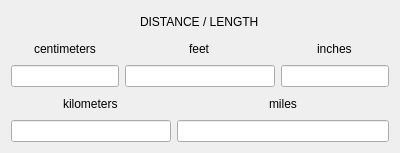
Above: distancewidget.ui from dimitris47/units before the change. Below: the same form after it.
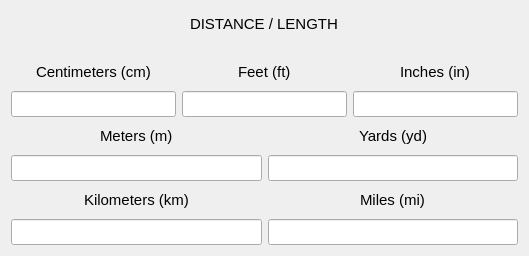
That is the form after the change.

Commit message: meters-yards

```diff
--- a/distancewidget.ui
+++ b/distancewidget.ui
@@ -6,35 +6,78 @@
    <rect>
     <x>0</x>
     <y>0</y>
-    <width>400</width>
-    <height>153</height>
+    <width>529</width>
+    <height>256</height>
    </rect>
   </property>
   <property name="windowTitle">
    <string>Frame</string>
   </property>
   <layout class="QGridLayout" name="gridLayout">
-   <item row="4" column="0" colspan="3">
-    <widget class="QLineEdit" name="kmline">
+   <item row="2" column="0" colspan="2" alignment="Qt::AlignHCenter">
+    <widget class="QLabel" name="cmlabel">
+     <property name="font">
+      <font>
+       <pointsize>11</pointsize>
+      </font>
+     </property>
+     <property name="text">
+      <string>Centimeters (cm)</string>
+     </property>
+    </widget>
+   </item>
+   <item row="5" column="0" colspan="3">
+    <widget class="QLineEdit" name="mLine">
+     <property name="font">
+      <font>
+       <pointsize>11</pointsize>
+      </font>
+     </property>
+    </widget>
+   </item>
+   <item row="3" column="0" colspan="2">
+    <widget class="QLineEdit" name="cmline">
      <property name="sizePolicy">
-      <sizepolicy hsizetype="Preferred" vsizetype="Fixed">
+      <sizepolicy hsizetype="MinimumExpanding" vsizetype="Fixed">
        <horstretch>0</horstretch>
        <verstretch>0</verstretch>
       </sizepolicy>
      </property>
+     <property name="font">
+      <font>
+       <pointsize>11</pointsize>
+      </font>
+     </property>
      <property name="text">
       <string/>
      </property>
     </widget>
    </item>
-   <item row="1" column="5" alignment="Qt::AlignHCenter">
-    <widget class="QLabel" name="inchlabel">
+   <item row="6" column="0" colspan="3" alignment="Qt::AlignHCenter">
+    <widget class="QLabel" name="kmlabel">
+     <property name="font">
+      <font>
+       <pointsize>11</pointsize>
+      </font>
+     </property>
      <property name="text">
-      <string>inches</string>
+      <string>Kilometers (km)</string>
      </property>
     </widget>
    </item>
-   <item row="2" column="5">
+   <item row="4" column="3" colspan="3" alignment="Qt::AlignHCenter">
+    <widget class="QLabel" name="ydlabel">
+     <property name="font">
+      <font>
+       <pointsize>11</pointsize>
+      </font>
+     </property>
+     <property name="text">
+      <string>Yards (yd)</string>
+     </property>
+    </widget>
+   </item>
+   <item row="3" column="4" colspan="2">
     <widget class="QLineEdit" name="inchline">
      <property name="sizePolicy">
       <sizepolicy hsizetype="Preferred" vsizetype="Fixed">
@@ -42,39 +85,68 @@
        <verstretch>0</verstretch>
       </sizepolicy>
      </property>
+     <property name="font">
+      <font>
+       <pointsize>11</pointsize>
+      </font>
+     </property>
      <property name="text">
       <string/>
      </property>
     </widget>
    </item>
-   <item row="2" column="2" colspan="3">
-    <widget class="QLineEdit" name="ftline">
+   <item row="7" column="0" colspan="3">
+    <widget class="QLineEdit" name="kmline">
      <property name="sizePolicy">
       <sizepolicy hsizetype="Preferred" vsizetype="Fixed">
        <horstretch>0</horstretch>
        <verstretch>0</verstretch>
       </sizepolicy>
      </property>
+     <property name="font">
+      <font>
+       <pointsize>11</pointsize>
+      </font>
+     </property>
      <property name="text">
       <string/>
      </property>
     </widget>
    </item>
-   <item row="1" column="3" alignment="Qt::AlignHCenter">
+   <item row="4" column="0" colspan="3" alignment="Qt::AlignHCenter">
+    <widget class="QLabel" name="mlabel">
+     <property name="font">
+      <font>
+       <pointsize>11</pointsize>
+      </font>
+     </property>
+     <property name="text">
+      <string>Meters (m)</string>
+     </property>
+    </widget>
+   </item>
+   <item row="2" column="2" colspan="2" alignment="Qt::AlignHCenter">
     <widget class="QLabel" name="ftlabel">
+     <property name="font">
+      <font>
+       <pointsize>11</pointsize>
+      </font>
+     </property>
      <property name="text">
-      <string>feet</string>
+      <string>Feet (ft)</string>
      </property>
     </widget>
    </item>
-   <item row="3" column="0" colspan="3" alignment="Qt::AlignHCenter">
-    <widget class="QLabel" name="kmlabel">
-     <property name="text">
-      <string>kilometers</string>
+   <item row="5" column="3" colspan="3">
+    <widget class="QLineEdit" name="ydLine">
+     <property name="font">
+      <font>
+       <pointsize>11</pointsize>
+      </font>
      </property>
     </widget>
    </item>
-   <item row="4" column="3" colspan="3">
+   <item row="7" column="3" colspan="3">
     <widget class="QLineEdit" name="mileline">
      <property name="sizePolicy">
       <sizepolicy hsizetype="Preferred" vsizetype="Fixed">
@@ -82,44 +154,85 @@
        <verstretch>0</verstretch>
       </sizepolicy>
      </property>
+     <property name="font">
+      <font>
+       <pointsize>11</pointsize>
+      </font>
+     </property>
      <property name="text">
       <string/>
      </property>
     </widget>
    </item>
-   <item row="3" column="3" colspan="3" alignment="Qt::AlignHCenter">
+   <item row="6" column="3" colspan="3" alignment="Qt::AlignHCenter">
     <widget class="QLabel" name="millabel">
+     <property name="font">
+      <font>
+       <pointsize>11</pointsize>
+      </font>
+     </property>
      <property name="text">
-      <string>miles</string>
+      <string>Miles (mi)</string>
      </property>
     </widget>
    </item>
-   <item row="1" column="0" colspan="2" alignment="Qt::AlignHCenter">
-    <widget class="QLabel" name="cmlabel">
+   <item row="3" column="2" colspan="2">
+    <widget class="QLineEdit" name="ftline">
+     <property name="sizePolicy">
+      <sizepolicy hsizetype="Preferred" vsizetype="Fixed">
+       <horstretch>0</horstretch>
+       <verstretch>0</verstretch>
+      </sizepolicy>
+     </property>
+     <property name="font">
+      <font>
+       <pointsize>11</pointsize>
+      </font>
+     </property>
      <property name="text">
-      <string>centimeters</string>
+      <string/>
+     </property>
+    </widget>
+   </item>
+   <item row="2" column="4" colspan="2" alignment="Qt::AlignHCenter">
+    <widget class="QLabel" name="inchlabel">
+     <property name="font">
+      <font>
+       <pointsize>11</pointsize>
+      </font>
+     </property>
+     <property name="text">
+      <string>Inches (in)</string>
      </property>
     </widget>
    </item>
    <item row="0" column="0" colspan="6" alignment="Qt::AlignHCenter">
     <widget class="QLabel" name="label">
+     <property name="font">
+      <font>
+       <pointsize>11</pointsize>
+      </font>
+     </property>
      <property name="text">
       <string>DISTANCE / LENGTH</string>
      </property>
     </widget>
    </item>
-   <item row="2" column="0" colspan="2">
-    <widget class="QLineEdit" name="cmline">
-     <property name="sizePolicy">
-      <sizepolicy hsizetype="MinimumExpanding" vsizetype="Fixed">
-       <horstretch>0</horstretch>
-       <verstretch>0</verstretch>
-      </sizepolicy>
+   <item row="1" column="0">
+    <spacer name="verticalSpacer">
+     <property name="orientation">
+      <enum>Qt::Vertical</enum>
      </property>
-     <property name="text">
-      <string/>
+     <property name="sizeType">
+      <enum>QSizePolicy::Fixed</enum>
      </property>
-    </widget>
+     <property name="sizeHint" stdset="0">
+      <size>
+       <width>20</width>
+       <height>15</height>
+      </size>
+     </property>
+    </spacer>
    </item>
   </layout>
   <action name="actionClear">
```
Left out of the diff: 2 changed lines with no effect on the pictures. The commit also changes 8 other files.
